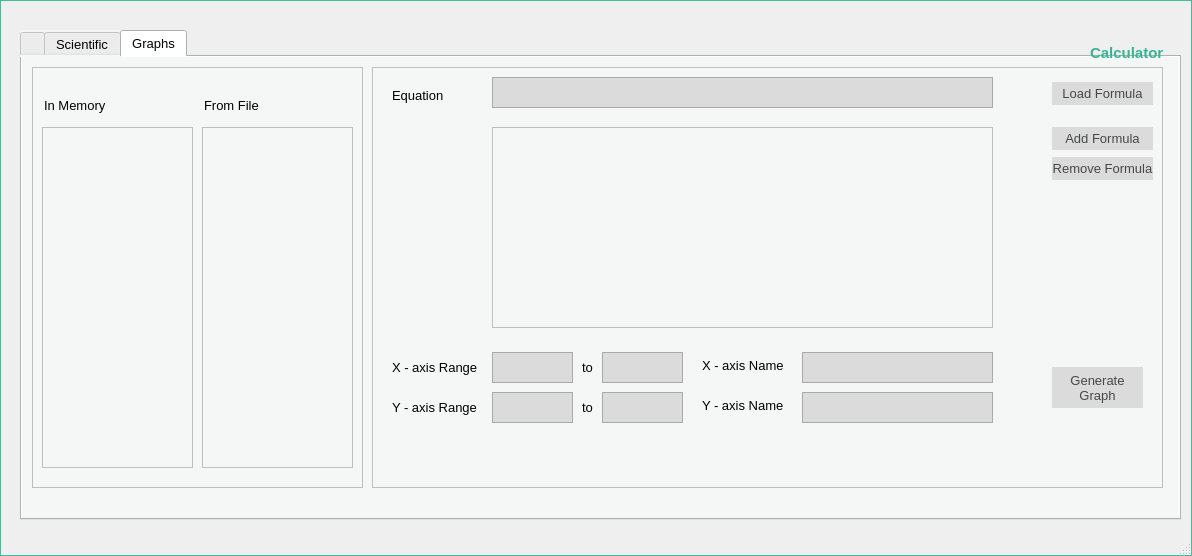
This is mainscreen.ui in rddealwis/Formular_Calculator_and_Integrator as Qt 5 draws it before an edit. The edited form follows.
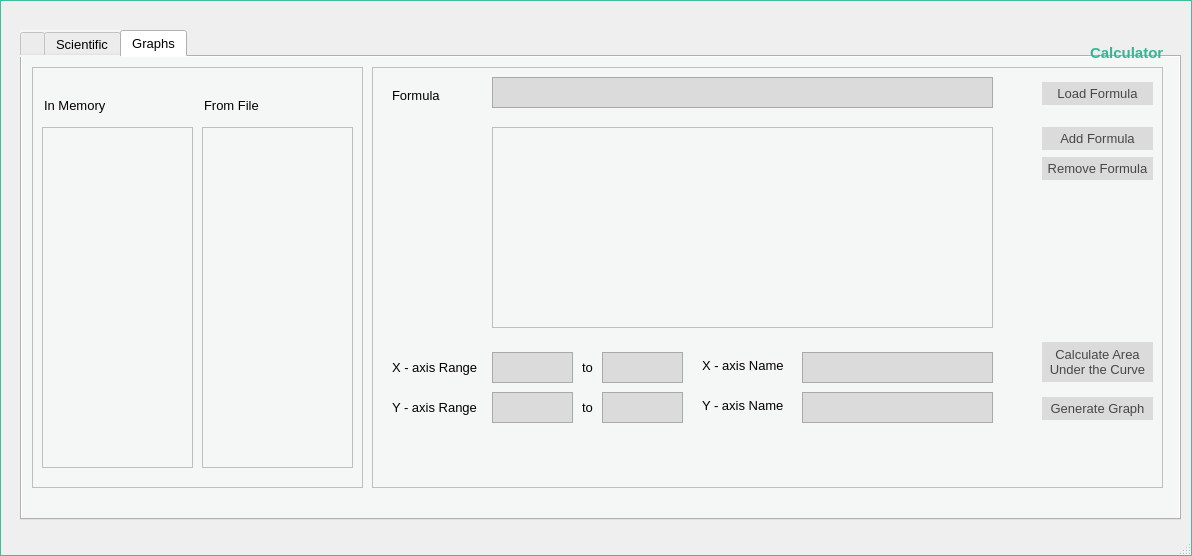
This is the edited form. Icons and pictures are not drawn.

```diff
--- a/mainscreen.ui
+++ b/mainscreen.ui
@@ -2383,7 +2383,7 @@
         </font>
        </property>
        <property name="text">
-        <string>Equation</string>
+        <string>Formula</string>
        </property>
       </widget>
       <widget class="QLabel" name="lblXaxisRange">
@@ -2585,9 +2585,9 @@
       <widget class="QPushButton" name="pbLoadGraphFormula">
        <property name="geometry">
         <rect>
-         <x>680</x>
+         <x>670</x>
          <y>15</y>
-         <width>101</width>
+         <width>111</width>
          <height>23</height>
         </rect>
        </property>
@@ -2614,10 +2614,10 @@
       <widget class="QPushButton" name="pbGenerate">
        <property name="geometry">
         <rect>
-         <x>680</x>
-         <y>300</y>
-         <width>91</width>
-         <height>41</height>
+         <x>670</x>
+         <y>330</y>
+         <width>111</width>
+         <height>23</height>
         </rect>
        </property>
        <property name="font">
@@ -2637,8 +2637,7 @@
 QPushButton:hover{background-color:#40bd9e; color:white;}</string>
        </property>
        <property name="text">
-        <string>Generate
-Graph</string>
+        <string>Generate Graph</string>
        </property>
       </widget>
       <widget class="QListWidget" name="lstGraphFormulas">
@@ -2657,9 +2656,9 @@
       <widget class="QPushButton" name="pbAddGraphFormula">
        <property name="geometry">
         <rect>
-         <x>680</x>
+         <x>670</x>
          <y>60</y>
-         <width>101</width>
+         <width>111</width>
          <height>23</height>
         </rect>
        </property>
@@ -2686,9 +2685,9 @@
       <widget class="QPushButton" name="pbRemoveFormula">
        <property name="geometry">
         <rect>
-         <x>680</x>
+         <x>670</x>
          <y>90</y>
-         <width>101</width>
+         <width>111</width>
          <height>23</height>
         </rect>
        </property>
@@ -2798,6 +2797,36 @@
         <string>to</string>
        </property>
       </widget>
+      <widget class="QPushButton" name="pbCalAreaUndertheCurve">
+       <property name="geometry">
+        <rect>
+         <x>670</x>
+         <y>275</y>
+         <width>111</width>
+         <height>40</height>
+        </rect>
+       </property>
+       <property name="font">
+        <font>
+         <family>Lao UI</family>
+         <pointsize>10</pointsize>
+        </font>
+       </property>
+       <property name="styleSheet">
+        <string notr="true">QPushButton{
+ 	background-color: #dbdbdb;
+    border: 2px;
+	color:#464747;
+
+}
+
+QPushButton:hover{background-color:#40bd9e; color:white;}</string>
+       </property>
+       <property name="text">
+        <string>Calculate Area
+Under the Curve</string>
+       </property>
+      </widget>
      </widget>
      <widget class="QFrame" name="frmGraphFormulaView">
       <property name="geometry">
```
